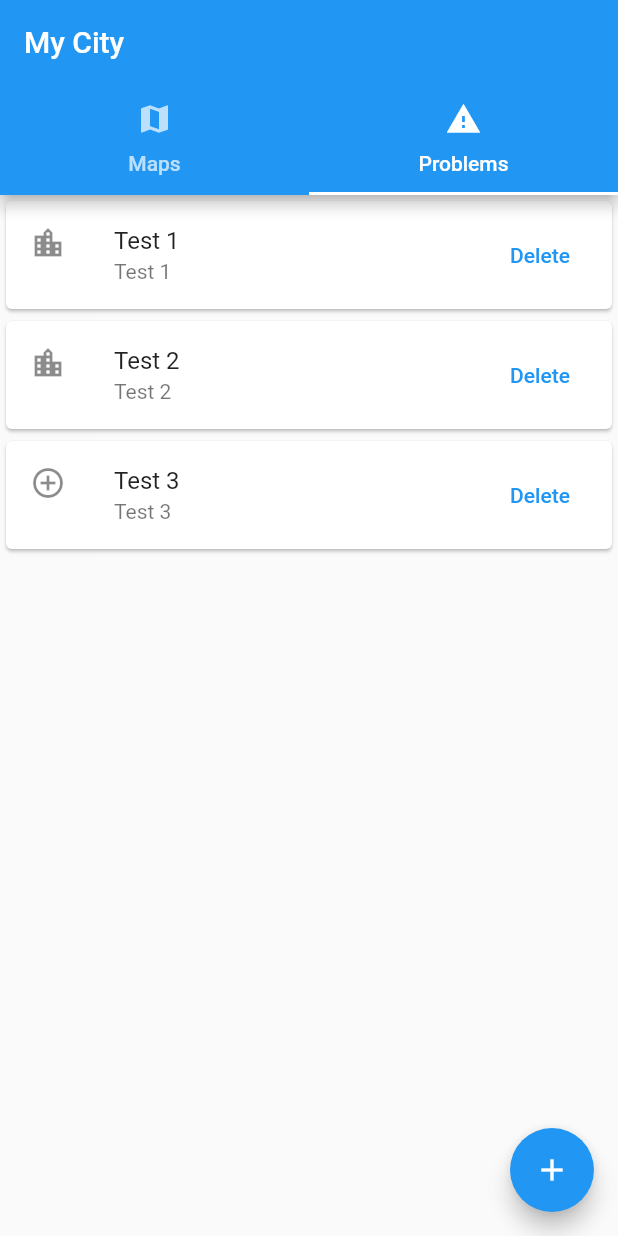
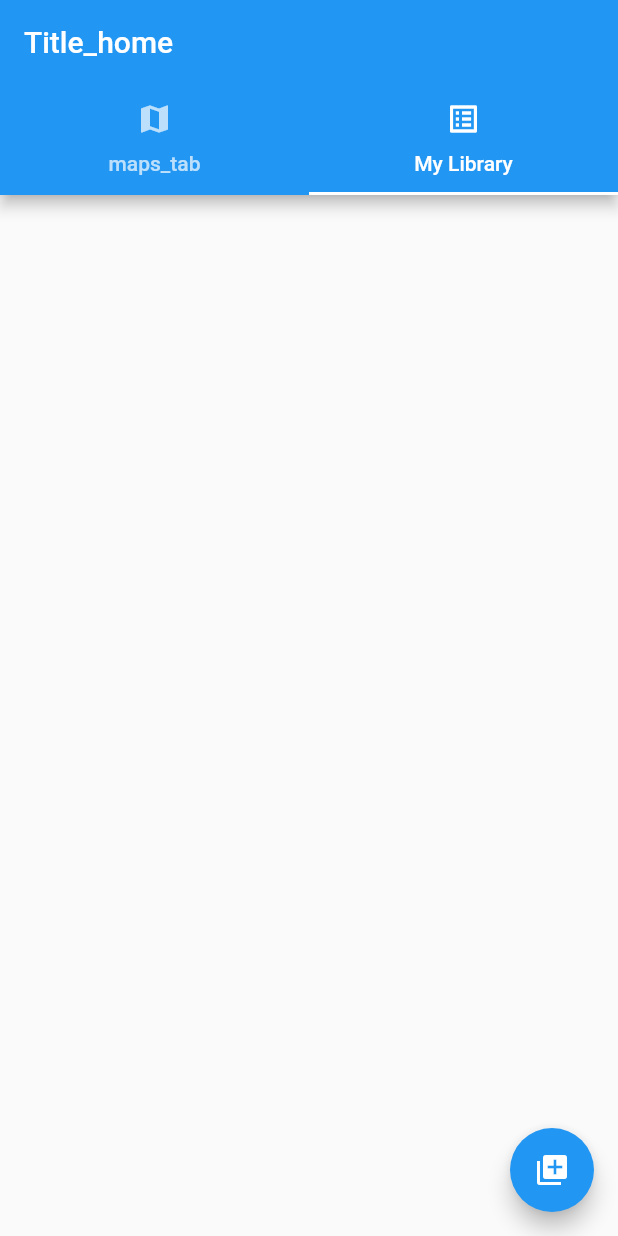
Before and after one commit to MrCooper0020/my-game-library, a Flutter app: the screen it shows after launch, tab 2 chosen, on a phone screen of 412 x 824 dp. Run offline on Flutter 3.47's test engine with Material 2 defaults, Android fonts, the phone set to English and light mode, and no system bars; our stand-ins replace floor, sqflite; accounts and stored records are empty; generated files the repository leaves out were written again.

Commit message:
Finished base

```diff
--- a/lib/main.dart
+++ b/lib/main.dart
@@ -1,6 +1,8 @@
 import 'package:flutter/material.dart';
-import 'maps.dart';
-import 'problems_list.dart';
+import 'package:my_city/src/screen/maps.dart';
+import 'package:my_city/src/screen/my_library.dart';
+import 'src/screen/maps.dart';
+import 'src/screen/my_library.dart';
 
 void main() {
   runApp(const MyApp());
@@ -13,11 +15,12 @@ class MyApp extends StatelessWidget {
   @override
   Widget build(BuildContext context) {
     return MaterialApp(
-      title: 'Flutter Demo',
+      title: 'app_title',
+      debugShowCheckedModeBanner: false,
       theme: ThemeData(
         primarySwatch: Colors.blue,
       ),
-      home: const MyHomePage(title: 'Flutter Demo Home Page'),
+      home: const MyHomePage(title: 'app_title'),
     );
   }
 }
@@ -31,17 +34,11 @@ class MyHomePage extends StatefulWidget {
 }
 
 class _MyHomePageState extends State<MyHomePage> {
-  int _counter = 0;
-
-  void _incrementCounter() {
-    setState(() {
-      _counter++;
-    });
-  }
 
   @override
   Widget build(BuildContext context) {
     return MaterialApp(
+      debugShowCheckedModeBanner: false,
       home: DefaultTabController(
         length: 2,
         child: Scaffold(
@@ -50,20 +47,20 @@ class _MyHomePageState extends State<MyHomePage> {
               tabs: [
                 Tab(
                   icon: Icon(Icons.map),
-                  text: 'Maps',
+                  text: 'maps_tab',
                 ),
                 Tab(
-                  icon: Icon(Icons.report_problem),
-                  text: 'Problems',
+                  icon: Icon(Icons.list_alt),
+                  text: 'My Library',
                 )
               ],
             ),
-            title: const Text('My City'),
+            title: const Text('Title_home'),
           ),
-          body: const TabBarView (
+          body: TabBarView (
             children: [
-              Maps(),
-              ProblemsList()
+              const Maps(),
+              MyLibrary()
             ],
           ),
         ),
--- a/lib/problems_list.dart
+++ /dev/null
@@ -1,58 +0,0 @@
-import 'package:flutter/material.dart';
-
-class ProblemsList extends StatelessWidget {
-  const ProblemsList({Key? key}) : super(key: key);
-  void _doNothing() {}
-
-  @override
-  Widget build(BuildContext context) {
-    const title = 'Basic List';
-
-    return Scaffold(
-      body: Scaffold(
-        body: ListView(
-          children: <Widget>[
-            Card(
-             child: ListTile(
-               leading: const Icon(Icons.location_city),
-               title: const Text("Test 1"),
-               subtitle: const Text("Test 1"),
-               trailing: TextButton(
-                 onPressed: () {},
-                 child: const Text('Delete'),
-               ),
-             ),
-            ),
-            Card(
-              child: ListTile(
-                leading: const Icon(Icons.location_city),
-                title: const Text("Test 2"),
-                subtitle: const Text("Test 2"),
-                trailing: TextButton(
-                  onPressed: () {},
-                  child: const Text('Delete'),
-                ),
-              ),
-            ),
-            Card(
-              child: ListTile(
-                leading: const Icon(Icons.add_circle_outline_outlined),
-                title: const Text("Test 3"),
-                subtitle: const Text("Test 3"),
-                trailing: TextButton(
-                  onPressed: () {},
-                  child: const Text('Delete'),
-                ),
-              ),
-            )
-          ],
-        ),
-      ),
-      floatingActionButton: FloatingActionButton(
-        onPressed: _doNothing,
-        tooltip: 'Add new problem',
-        child: const Icon(Icons.add),
-      ),
-    );
-  }
-}
--- /dev/null
+++ b/lib/src/data/dao/game_dao.dart
@@ -0,0 +1,16 @@
+import 'package:floor/floor.dart';
+import '../model/game.dart';
+
+@dao
+abstract class GameDao {
+
+  @Query('SELECT * FROM game')
+  Future<List<Game>> findAll();
+
+  @insert
+  Future<int> insertGame(Game game);
+
+  @delete
+  Future<int> deleteGame(Game game);
+
+}
--- /dev/null
+++ b/lib/src/data/model/game.dart
@@ -0,0 +1,15 @@
+import 'dart:core';
+import 'package:floor/floor.dart';
+
+@entity
+class Game {
+  @PrimaryKey(autoGenerate: true)
+  int? id;
+
+  final String title;
+  final String description;
+  final int rating;
+  final int year;
+
+  Game(this.title, this.description, this.rating, this.year, {this.id});
+}
--- /dev/null
+++ b/lib/src/screen/game_details.dart
@@ -0,0 +1,32 @@
+import 'package:flutter/material.dart';
+import '../data/model/game.dart';
+
+class GameDetails extends StatelessWidget {
+  final Game game;
+  const GameDetails({Key? key, required this.game}) : super(key: key);
+
+  @override
+  Widget build(BuildContext context) {
+    return MaterialApp(
+      debugShowCheckedModeBanner: false,
+      home: DefaultTabController(
+        length: 2,
+        child: Scaffold(
+          appBar: AppBar(
+            title: Text(game.title),
+          ),
+          body: Padding(
+            padding: const EdgeInsets.all(16),
+            child: Column(
+              children: <Widget>[
+                Text('Description: ' + game.description),
+                Text('Release: ' + game.year.toString()),
+                Text('Rating: ' + game.rating.toString())
+              ],
+            ),
+          )
+        )
+      )
+    );
+  }
+}
--- /dev/null
+++ b/lib/src/screen/my_library.dart
@@ -0,0 +1,72 @@
+import 'package:flutter/material.dart';
+import 'package:my_city/src/screen/register.dart';
+import 'package:my_city/src/widget/library_list.dart';
+
+import '../data/database/app_database.dart';
+import '../data/model/game.dart';
+import '../data/dao/game_dao.dart';
+
+class MyLibrary extends StatefulWidget {
+  @override
+  _MyLibraryState createState() => _MyLibraryState();
+}
+
+class _MyLibraryState extends State<MyLibrary> {
+
+  GameDao? gameDao;
+  List<Game> games = [];
+
+  loadDB() async{
+    final database = await $FloorAppDatabase.databaseBuilder('app_database.db').build();
+
+    gameDao = database.gameDao;
+    games = await gameDao?.findAll() ?? [];
+
+    setState(() {});
+  }
+
+  @override
+  void initState() {
+    super.initState();
+    loadDB();
+  }
+
+  @override
+  Widget build(BuildContext context) {
+
+    loadDB(); // to make delete button works
+
+    void _registerNewGame(){
+      Future registerResponse = Navigator.push(
+        context,
+        MaterialPageRoute(builder: (context) => Register()),
+      );
+
+      registerResponse.then((game) async {
+        if(game != null) {
+          final database = await $FloorAppDatabase.databaseBuilder('app_database.db').build();
+
+          gameDao = database.gameDao;
+          gameDao?.insertGame(game);
+
+          setState(()  {
+            games.add(game);
+          });
+        }
+      });
+    }
+
+    return Scaffold(
+      body: Scaffold(
+        body: ListView(
+          children: games.where((game) => true).map((game) => getGamesList(game, context, setState)).toList()
+        ),
+      ),
+      floatingActionButton: FloatingActionButton(
+        onPressed: _registerNewGame,
+        tooltip: 'tooltip_text',
+        child: const Icon(Icons.library_add),
+      ),
+    );
+  }
+}
--- a/pubspec.yaml
+++ b/pubspec.yaml
@@ -34,6 +34,8 @@ dependencies:
   # The following adds the Cupertino Icons font to your application.
   # Use with the CupertinoIcons class for iOS style icons.
   cupertino_icons: ^1.0.2
+  floor:
+  sqflite:
 
 dev_dependencies:
   flutter_test:
@@ -45,6 +47,8 @@ dev_dependencies:
   # package. See that file for information about deactivating specific lint
   # rules and activating additional ones.
   flutter_lints: ^2.0.0
+  floor_generator: ^1.3.0
+  build_runner: ^2.1.2
 
 # For information on the generic Dart part of this file, see the
 # following page: https://dart.dev/tools/pub/pubspec
```
Also changed, not shown: lib/register.dart (deleted, +0 -10 lines), lib/src/data/dao/book_dao.dart (added, +16 -0 lines), lib/src/data/database/app_database.dart (added, +15 -0 lines), lib/src/data/model/book.dart (added, +14 -0 lines), lib/src/screen/register.dart (added, +117 -0 lines), lib/src/widget/library_list.dart (added, +28 -0 lines), lib/src/data/database/app_database.g.dart (added), lib/src/screen/maps.dart (renamed from lib/maps.dart), pubspec.lock.
